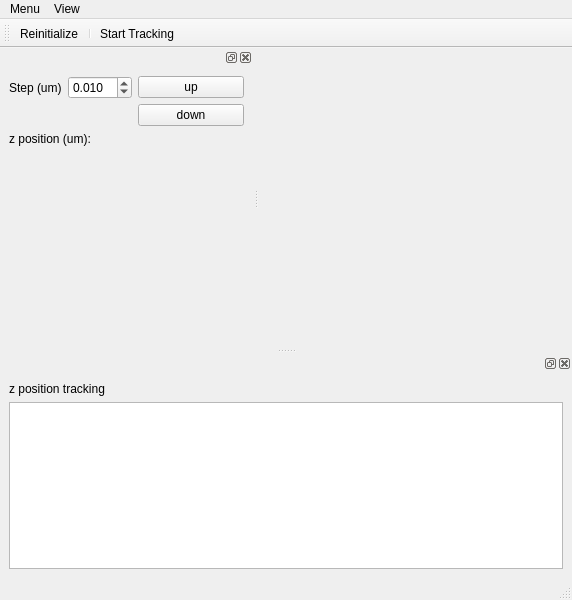
Old version of the form gui/focus/ui_focus.ui in the repository fbarho/qudi-cbs.
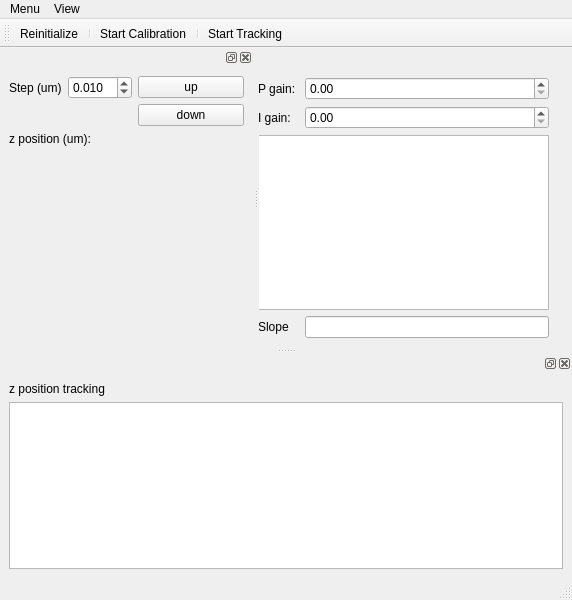
New version of the form. Custom widgets are drawn as their Qt base class.

What changed in the file:
```diff
--- a/gui/focus/ui_focus.ui
+++ b/gui/focus/ui_focus.ui
@@ -13,7 +13,53 @@
   <property name="windowTitle">
    <string>Focustools</string>
   </property>
-  <widget class="QWidget" name="centralwidget"/>
+  <widget class="QWidget" name="centralwidget">
+   <widget class="QWidget" name="gridLayoutWidget">
+    <property name="geometry">
+     <rect>
+      <x>-1</x>
+      <y>29</y>
+      <width>291</width>
+      <height>261</height>
+     </rect>
+    </property>
+    <layout class="QGridLayout" name="gridLayout_2">
+     <item row="0" column="2">
+      <widget class="QDoubleSpinBox" name="Pgain_doubleSpinBox"/>
+     </item>
+     <item row="1" column="0" colspan="2">
+      <widget class="QLabel" name="exposure_Label_2">
+       <property name="text">
+        <string>I gain: </string>
+       </property>
+      </widget>
+     </item>
+     <item row="3" column="2">
+      <widget class="QLineEdit" name="slope_lineEdit"/>
+     </item>
+     <item row="1" column="2">
+      <widget class="QDoubleSpinBox" name="Igain_doubleSpinBox"/>
+     </item>
+     <item row="2" column="0" colspan="3">
+      <widget class="PlotWidget" name="Calibration_QtPlot"/>
+     </item>
+     <item row="0" column="0" colspan="2">
+      <widget class="QLabel" name="exposure_Label">
+       <property name="text">
+        <string>P gain: </string>
+       </property>
+      </widget>
+     </item>
+     <item row="3" column="0" colspan="2">
+      <widget class="QLabel" name="exposure_Label_3">
+       <property name="text">
+        <string>Slope</string>
+       </property>
+      </widget>
+     </item>
+    </layout>
+   </widget>
+  </widget>
   <widget class="QMenuBar" name="menubar">
    <property name="geometry">
     <rect>
@@ -154,6 +200,8 @@
    </attribute>
    <addaction name="piezo_init_Action"/>
    <addaction name="separator"/>
+   <addaction name="actionStart_Calibration"/>
+   <addaction name="separator"/>
    <addaction name="tracking_Action"/>
   </widget>
   <widget class="QDockWidget" name="timetrace_DockWidget">
@@ -221,6 +269,17 @@
     <string>Start Tracking</string>
    </property>
   </action>
+  <action name="actionStart_Calibration">
+   <property name="checkable">
+    <bool>true</bool>
+   </property>
+   <property name="text">
+    <string>Start Calibration</string>
+   </property>
+   <property name="toolTip">
+    <string>Start autofocus calibration procedure</string>
+   </property>
+  </action>
  </widget>
  <customwidgets>
   <customwidget>
```
Left out of the diff: 2 changed lines with no effect on the pictures.
